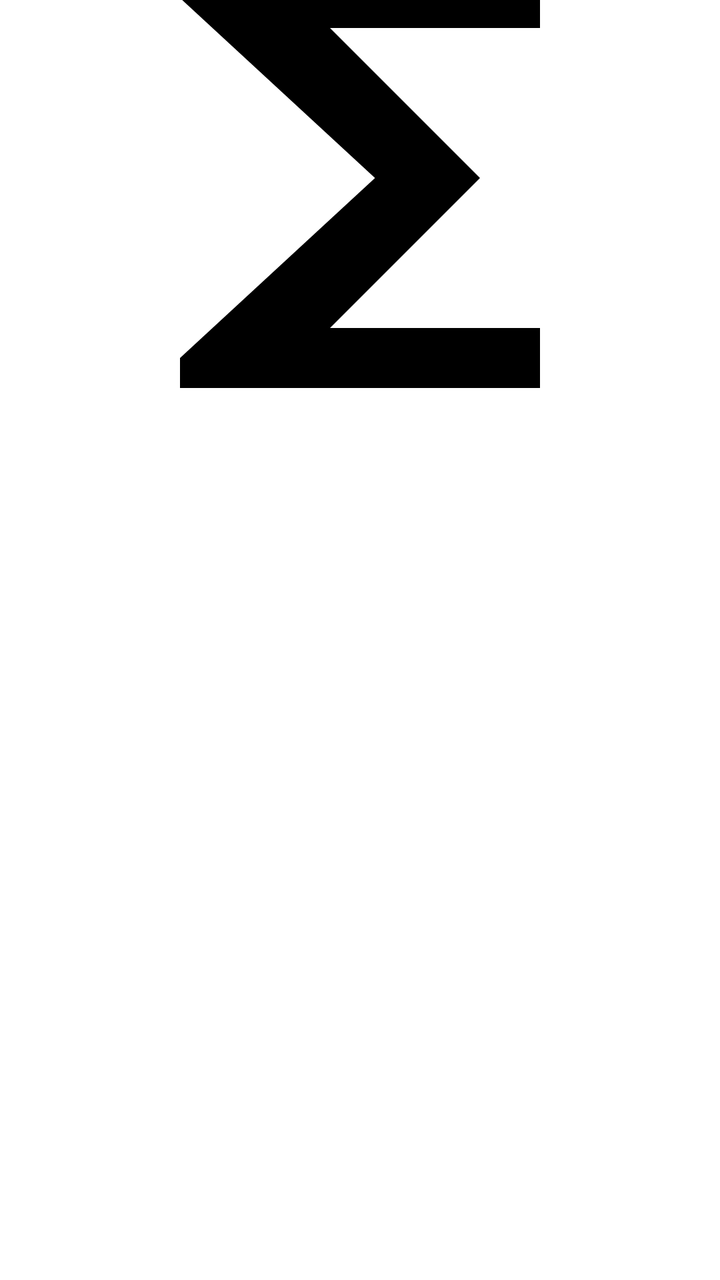
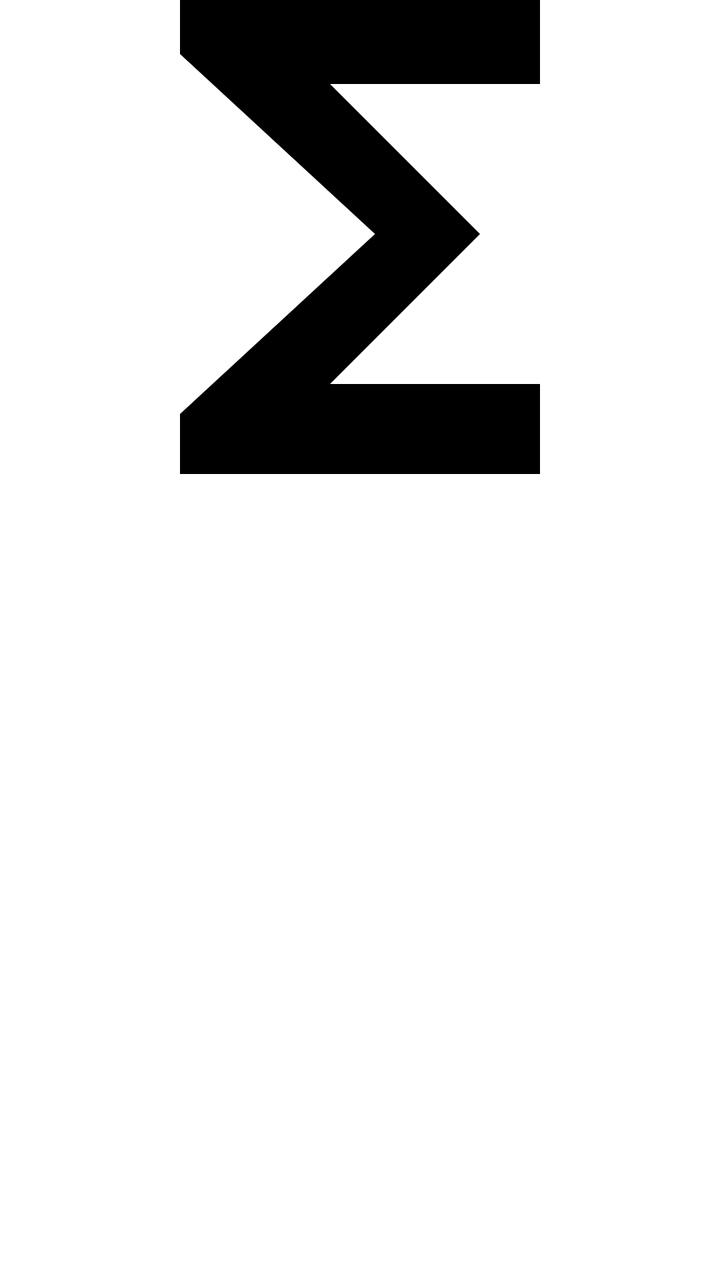

An Android layout rendered at two revisions. The XML below is the earlier revision; the diff shows what the commit changed to produce the second picture.
<!-- AndroidManifest.xml: another module's application theme Theme.ECatalogs -->
<!-- res/layout/search_entry.xml -->
<?xml version="1.0" encoding="utf-8"?>
<LinearLayout xmlns:android="http://schemas.android.com/apk/res/android"
    xmlns:app="http://schemas.android.com/apk/res-auto"
    android:id="@+id/search_llayout"
    android:layout_width="match_parent"
    android:layout_height="wrap_content"
    android:layout_margin="@dimen/eight_dimen"
    android:orientation="vertical">

    
    <ImageView
        android:id="@+id/image"
        android:layout_width="match_parent"
        android:layout_height="194dp"
        android:contentDescription="@string/content_description_media"
        android:paddingBottom="16dp"
        android:scaleType="centerCrop"
        app:srcCompat="@drawable/ic_image" />

    
    <TextView
        android:id="@+id/title"
        android:layout_width="match_parent"
        android:layout_height="wrap_content"
        android:textAppearance="?attr/textAppearanceHeadline5"
        android:textSize="24sp" />

    <TextView
        android:id="@+id/description"
        android:layout_width="match_parent"
        android:layout_height="wrap_content"
        android:layout_marginTop="8dp"
        android:textAppearance="?attr/textAppearanceBody1" />

</LinearLayout>
<!-- resources referenced by this layout -->
<resources>
  <dimen name="eight_dimen">8dp</dimen>
  <!-- drawable ic_image (drawable) -->
  <vector xmlns:android="http://schemas.android.com/apk/res/android"
      android:width="24dp"
      android:height="24dp"
      android:tint="#000000"
      android:viewportWidth="24"
      android:viewportHeight="24">
      <path
          android:fillColor="@android:color/white"
          android:pathData="M18,4H6v2l6.5,6L6,18v2h12v-3h-7l5,-5 -5,-5h7V4z" />
  </vector>
  <string name="content_description_media">content_description_media</string>
  <color name="blue_grey_600">#546e7a</color>
  <color name="blue_grey_100">#819ca9</color>
  <color name="black">#000000</color>
  <color name="white">#fafafa</color>
  <color name="blue_grey_700">#29434e</color>
  <style name="ShapeAppearance.ECatalog.SmallComponent" parent="ShapeAppearance.MaterialComponents.SmallComponent">
          <item name="cornerFamily">rounded</item>
          <item name="cornerSize">@dimen/reply_small_component_corner_radius</item>
      </style>
  <style name="ShapeAppearance.ECatalog.MediumComponent" parent="ShapeAppearance.MaterialComponents.MediumComponent">
          <item name="cornerFamily">rounded</item>
          <item name="cornerSize">@dimen/reply_medium_component_corner_radius</item>
      </style>
  <style name="ShapeAppearance.ECatalog.LargeComponent" parent="ShapeAppearance.MaterialComponents.LargeComponent">
          <item name="cornerFamily">rounded</item>
          <item name="cornerSize">@dimen/reply_large_component_corner_radius</item>
      </style>
  <style name="TextAppearance.MdcTypographyStyles.Headline6" parent="TextAppearance.MaterialComponents.Headline6">
          <item name="fontFamily">@font/nunito_sans_bold</item>
          <item name="android:fontFamily">@font/nunito_sans_bold</item>
          <item name="android:textSize">22sp</item>
      </style>
  <style name="TextAppearance.MdcTypographyStyles.Headline5" parent="TextAppearance.MaterialComponents.Headline5">
          <item name="fontFamily">@font/nunito_sans_bold</item>
          <item name="android:fontFamily">@font/nunito_sans_bold</item>
          <item name="android:textSize">26sp</item>
      </style>
  <style name="TextAppearance.MdcTypographyStyles.Body1" parent="TextAppearance.MaterialComponents.Body1">
          <item name="fontFamily">@font/nunito_sans_regular</item>
          <item name="android:fontFamily">@font/nunito_sans_regular</item>
          <item name="android:textSize">17sp</item>
      </style>
  <style name="TextAppearance.MdcTypographyStyles.Body2" parent="TextAppearance.MaterialComponents.Body2">
          <item name="fontFamily">@font/nunito_sans_regular</item>
          <item name="android:fontFamily">@font/nunito_sans_regular</item>
          <item name="android:textSize">15sp</item>
      </style>
  <style name="TextAppearance.MdcTypographyStyles.Button" parent="TextAppearance.MaterialComponents.Button">
          <item name="fontFamily">@font/nunito_sans_light</item>
          <item name="android:fontFamily">@font/nunito_sans_light</item>
          <item name="android:textSize">15sp</item>
      </style>
  <style name="TextAppearance.MdcTypographyStyles.Caption" parent="TextAppearance.MaterialComponents.Caption">
          <item name="fontFamily">@font/nunito_sans_light</item>
          <item name="android:fontFamily">@font/nunito_sans_light</item>
          <item name="android:textSize">13sp</item>
      </style>
  <style name="TextAppearance.MdcTypographyStyles.Overline" parent="TextAppearance.MaterialComponents.Overline">
          <item name="fontFamily">@font/nunito_sans_light</item>
          <item name="android:fontFamily">@font/nunito_sans_light</item>
          <item name="android:textSize">11sp</item>
      </style>
  <dimen name="reply_small_component_corner_radius">8dp</dimen>
  <dimen name="reply_medium_component_corner_radius">12dp</dimen>
  <dimen name="reply_large_component_corner_radius">24dp</dimen>
  <!-- unchanged entries left out for length: 2 -->
</resources>

<!-- the commit's change to res/layout/search_entry.xml (unified diff, before → after) -->
@@ -11,7 +11,7 @@
     <ImageView
         android:id="@+id/image"
         android:layout_width="match_parent"
-        android:layout_height="194dp"
+        android:layout_height="@dimen/image_height"
         android:contentDescription="@string/content_description_media"
         android:paddingBottom="16dp"
         android:scaleType="centerCrop"
<!-- resource entries referenced after the edit -->
@@ -1,6 +1,7 @@
 <!-- resources referenced by this layout -->
 <resources>
   <dimen name="eight_dimen">8dp</dimen>
+  <dimen name="image_height">250dp</dimen>
   <!-- drawable ic_image (drawable) -->
   <vector xmlns:android="http://schemas.android.com/apk/res/android"
       android:width="24dp"
